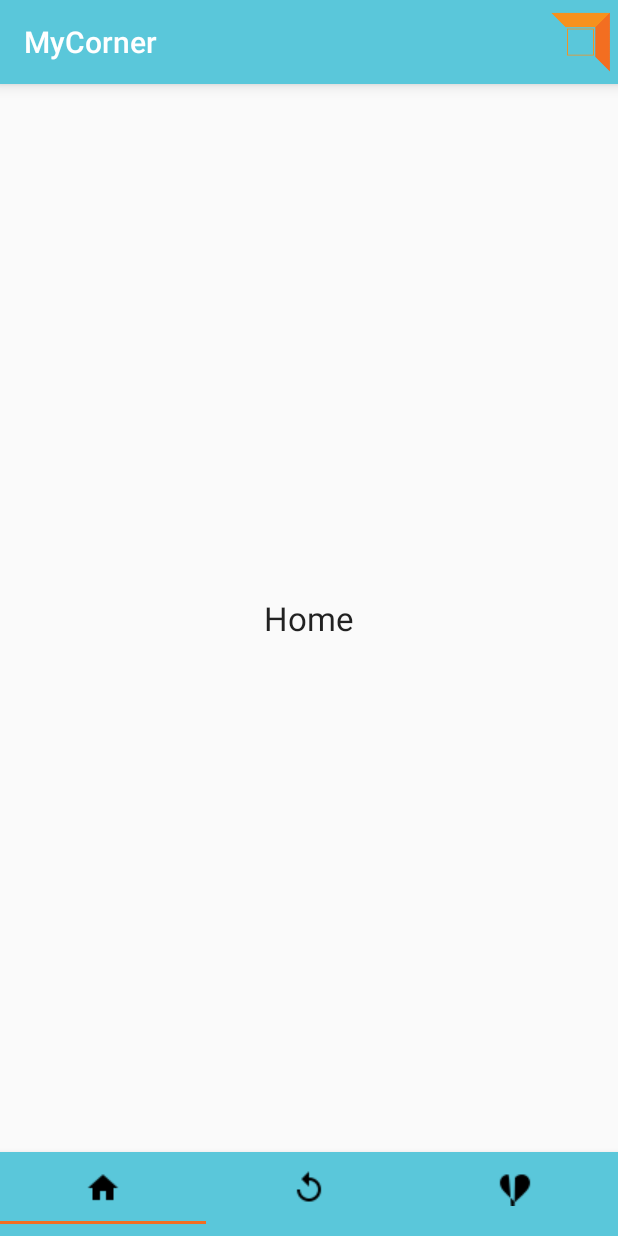
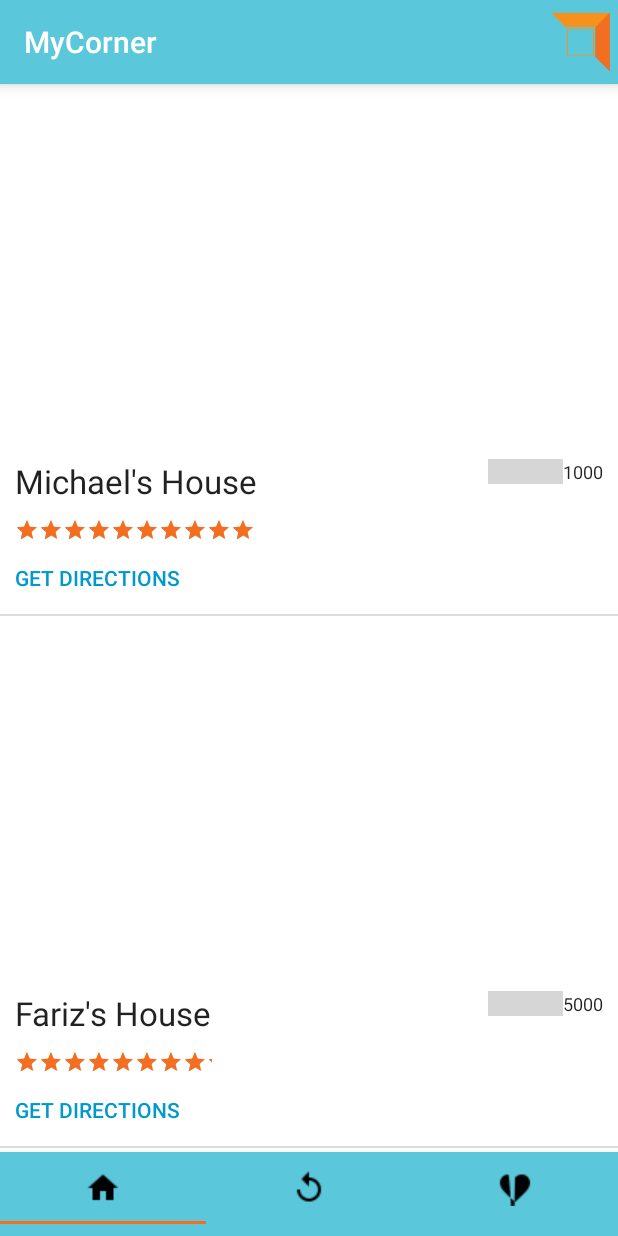
Before and after one commit to mbmcallister535/Project_2, an Android app: the screen it shows after launch (MainActivity), on a phone screen of 412 x 824 dp. Run offline under Robolectric (Android 15) with nearby library versions, the phone set to English and light mode, and no system bars; grey boxes are pictures that could not be loaded.

Commit message:
adding items to display in each fragment

```diff
--- a/app/src/main/java/com/example/joshualee/myapplication/HomeFragment.java
+++ b/app/src/main/java/com/example/joshualee/myapplication/HomeFragment.java
@@ -4,16 +4,37 @@ import android.content.Context;
 import android.net.Uri;
 import android.os.Bundle;
 import android.support.v4.app.Fragment;
+import android.support.v4.app.ListFragment;
 import android.view.LayoutInflater;
 import android.view.View;
 import android.view.ViewGroup;
 
-public class HomeFragment extends Fragment {
+public class HomeFragment extends ListFragment {
 
     @Override
     public View onCreateView(LayoutInflater inflater, ViewGroup container,
                              Bundle savedInstanceState) {
 
+        Place place0 = new Place();
+        place0.setDistance("1000");
+        place0.setName("Michael's House");
+
+        Place place1 = new Place();
+        place1.setDistance("5000");
+        place1.setName("Fariz's House");
+
+        Place place2 = new Place();
+        place2.setDistance("10000");
+        place2.setName("Josh's House");
+
+        Place[] places = new Place[3];
+        places[0] = place0;
+        places[1] = place1;
+        places[2] = place2;
+
+        PlaceAdapter pAdapter = new PlaceAdapter(getActivity(), places);
+        setListAdapter(pAdapter);
+
         return inflater.inflate(R.layout.fragment_home, container, false);
     }
 
--- a/app/src/main/res/layout/fragment_home.xml
+++ b/app/src/main/res/layout/fragment_home.xml
@@ -4,12 +4,12 @@
         android:layout_height="match_parent"
         android:orientation="vertical">
 
-        <TextView
-            android:id="@+id/textView"
-            android:layout_width="wrap_content"
-            android:layout_height="wrap_content"
-            android:layout_centerInParent="true"
-            android:text="Home"
-            android:textAppearance="?android:attr/textAppearanceLarge"/>
+    <ListView
+        android:layout_width="match_parent"
+        android:layout_height="match_parent"
+        android:id="@android:id/list"
+        android:layout_below="@+id/textView"
+        android:layout_alignParentStart="true"
+        android:layout_alignParentBottom="true" />
 
     </RelativeLayout>
```
Also changed, not shown: app/src/main/java/com/example/joshualee/myapplication/FavoriteFragment.java (+22 -1 lines), app/src/main/res/layout/fragment_favorite.xml (+7 -7 lines).
